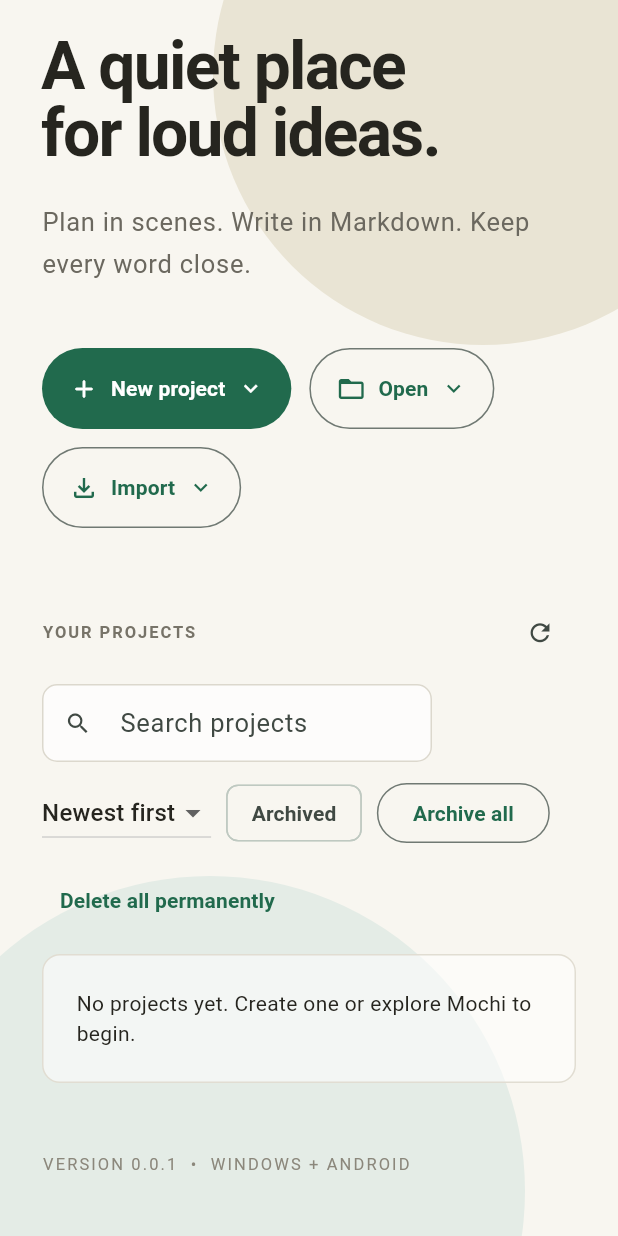
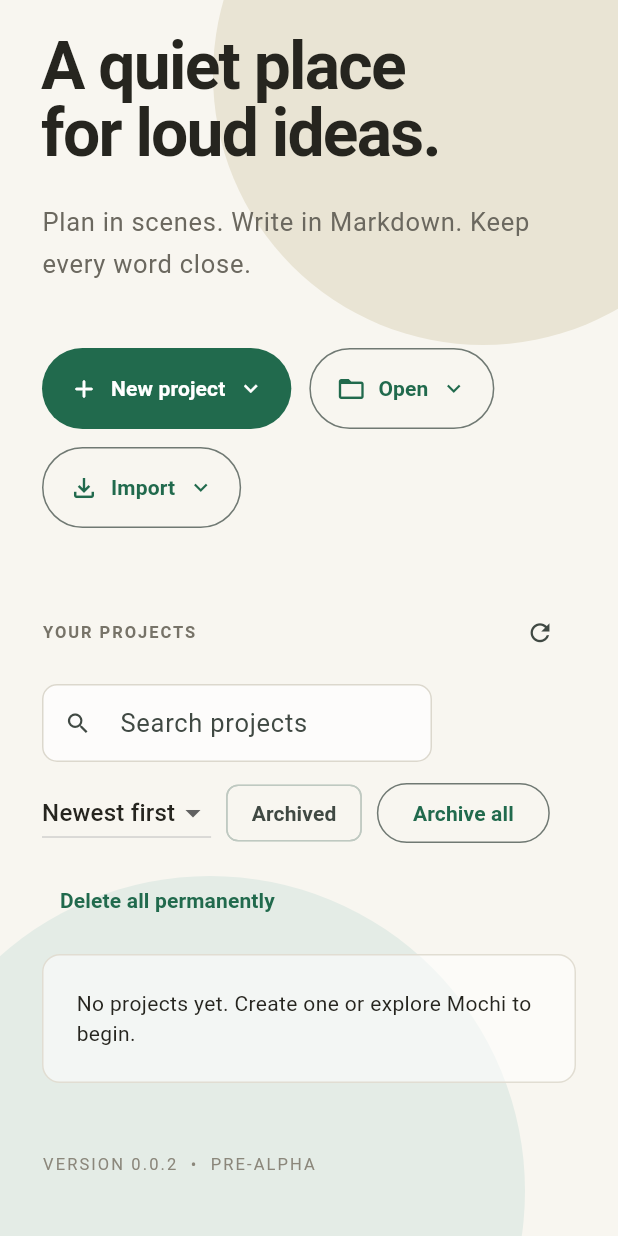
Before and after one commit to UniqueName54321/sutoriraita, a Flutter app: the screen it shows after launch, scrolled down 120 dp, on a phone screen of 412 x 824 dp. Run offline on Flutter 3.47's test engine with Material 3 defaults, Android fonts, the phone set to English and light mode, and no system bars; our stand-ins replace file_picker, flutter_markdown_plus, pdf, shared_preferences; missing offline and left inert: markdown; Roboto replaces fonts that are missing (Georgia, Segoe UI).

Commit message:
Version the dropdown redesign as v0.0.2 pre-alpha

```diff
--- a/lib/main.dart
+++ b/lib/main.dart
@@ -400,7 +400,7 @@ class WelcomeScreen extends StatelessWidget {
                         _ProjectLibrary(controller: controller),
                         const SizedBox(height: 46),
                         const Text(
-                          'VERSION 0.0.1  •  WINDOWS + ANDROID',
+                          'VERSION 0.0.2  •  PRE-ALPHA',
                           style: TextStyle(
                             fontFamily: 'Segoe UI',
                             fontSize: 11,
--- a/pubspec.yaml
+++ b/pubspec.yaml
@@ -16,7 +16,7 @@ publish_to: 'none' # Remove this line if you wish to publish to pub.dev
 # https://developer.apple.com/library/archive/documentation/General/Reference/InfoPlistKeyReference/Articles/CoreFoundationKeys.html
 # In Windows, build-name is used as the major, minor, and patch parts
 # of the product and file versions while build-number is used as the build suffix.
-version: 0.0.1+1
+version: 0.0.2+2
 
 environment:
   sdk: ^3.13.2
```
Also changed, not shown: 4 other files.
